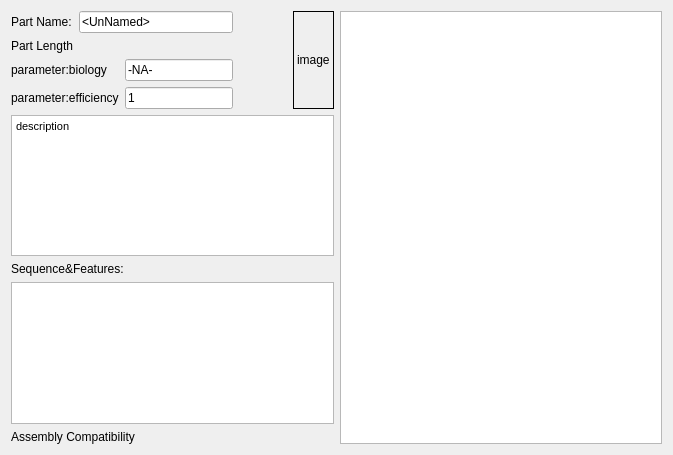
Before: the Qt Designer form src/designer/views/partview/PartView.ui in igemsoftware/USTC-Software_2011, drawn with Qt 5.
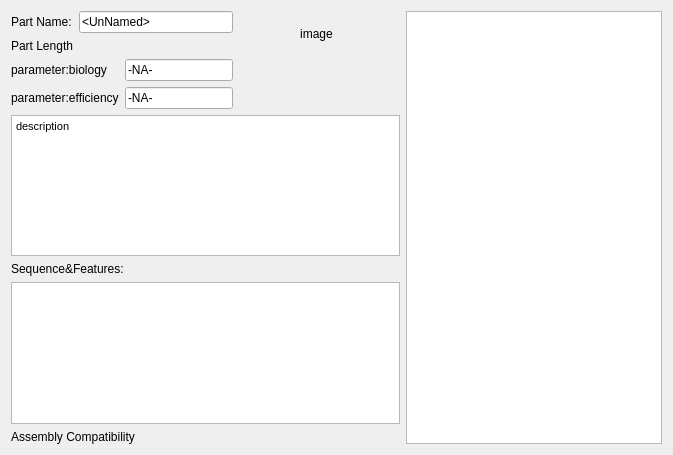
After: the same form once the commit is applied.

```diff
--- a/src/designer/views/partview/PartView.ui
+++ b/src/designer/views/partview/PartView.ui
@@ -14,9 +14,7 @@
    <string>Form</string>
   </property>
   <layout class="QGridLayout" name="gridLayout_2">
-   <item row="0" column="0">
-    <layout class="QHBoxLayout" name="horizontalLayout">
-     <item>
+   <item row="0" column="0" rowspan="2">
       <layout class="QGridLayout" name="gridLayout">
        <item row="0" column="0">
         <widget class="QLabel" name="label">
@@ -70,38 +68,13 @@
        <item row="3" column="2">
         <widget class="QLineEdit" name="lineEdit_2">
          <property name="text">
-          <string>1</string>
+        <string>-NA-</string>
          </property>
         </widget>
        </item>
       </layout>
      </item>
-     <item>
-      <spacer name="horizontalSpacer">
-       <property name="orientation">
-        <enum>Qt::Horizontal</enum>
-       </property>
-       <property name="sizeHint" stdset="0">
-        <size>
-         <width>48</width>
-         <height>20</height>
-        </size>
-       </property>
-      </spacer>
-     </item>
-     <item>
-      <widget class="QLabel" name="label_image">
-       <property name="frameShape">
-        <enum>QFrame::Panel</enum>
-       </property>
-       <property name="text">
-        <string>image</string>
-       </property>
-      </widget>
-     </item>
-    </layout>
-   </item>
-   <item row="0" column="1" rowspan="3">
+   <item row="0" column="3" rowspan="4">
     <widget class="QListView" name="listView">
      <property name="enabled">
       <bool>true</bool>
@@ -111,7 +84,7 @@
      </property>
     </widget>
    </item>
-   <item row="1" column="0">
+   <item row="2" column="0" colspan="3">
     <widget class="QTextEdit" name="textEdit">
      <property name="html">
       <string>&lt;!DOCTYPE HTML PUBLIC &quot;-//W3C//DTD HTML 4.0//EN&quot; &quot;http://www.w3.org/TR/REC-html40/strict.dtd&quot;&gt;
@@ -122,7 +95,7 @@
      </property>
     </widget>
    </item>
-   <item row="2" column="0">
+   <item row="3" column="0" colspan="3">
     <layout class="QGridLayout" name="gridLayout_4">
      <item row="0" column="0">
       <widget class="QLabel" name="label_3">
@@ -150,6 +123,35 @@
      </item>
     </layout>
    </item>
+   <item row="1" column="1">
+    <spacer name="horizontalSpacer">
+     <property name="orientation">
+      <enum>Qt::Horizontal</enum>
+     </property>
+     <property name="sizeHint" stdset="0">
+      <size>
+       <width>109</width>
+       <height>20</height>
+      </size>
+     </property>
+    </spacer>
+   </item>
+   <item row="0" column="1">
+    <widget class="QLabel" name="label_image">
+     <property name="frameShape">
+      <enum>QFrame::Panel</enum>
+     </property>
+     <property name="lineWidth">
+      <number>0</number>
+     </property>
+     <property name="text">
+      <string>image</string>
+     </property>
+     <property name="alignment">
+      <set>Qt::AlignCenter</set>
+     </property>
+    </widget>
+   </item>
   </layout>
  </widget>
  <resources/>
```
Lines whose indentation alone changed are shown as unchanged.
